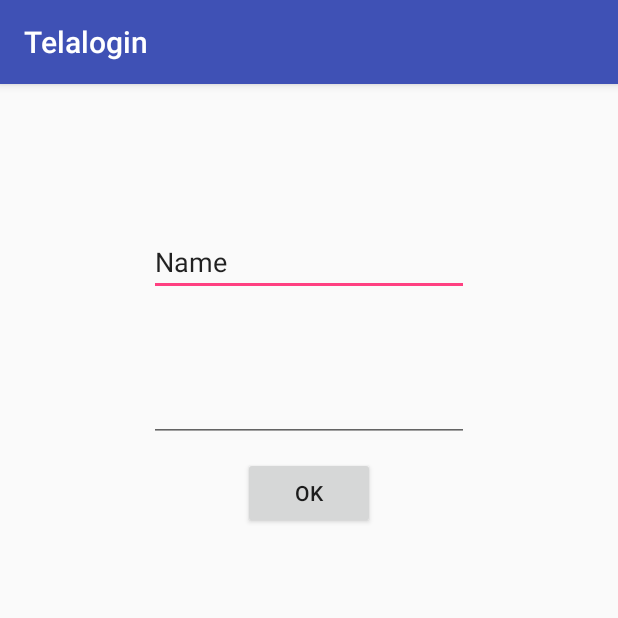
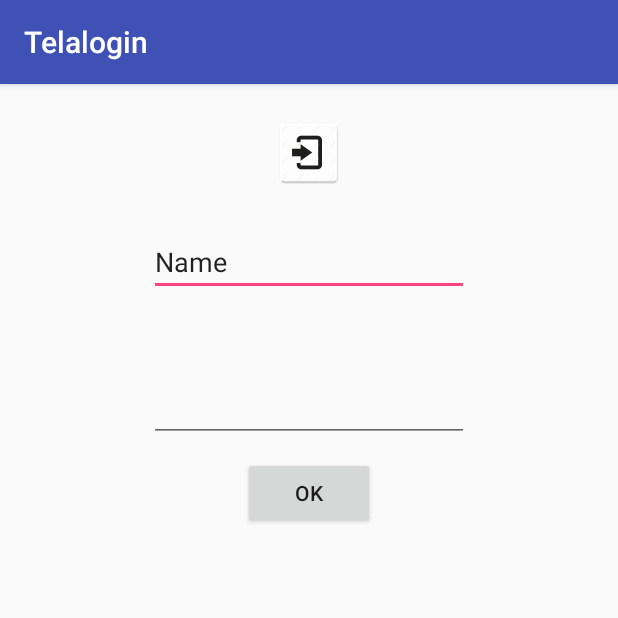
Before and after one commit to ThalesAlmeida/Telalogin2, an Android app: the screen it shows after launch (MainActivity), on a phone screen of 412 x 824 dp, the top half of it. Run offline under Robolectric (Android 15) with nearby library versions, the phone set to English and light mode, and no system bars.

Commit message:
Projeto Android
android

```diff
--- a/app/src/main/res/layout/activity_main.xml
+++ b/app/src/main/res/layout/activity_main.xml
@@ -42,4 +42,13 @@
         android:ems="10"
         android:inputType="textPassword" />
 
+    <ImageView
+        android:id="@+id/imageView2"
+        android:layout_width="wrap_content"
+        android:layout_height="wrap_content"
+        app:srcCompat="@mipmap/ic_launcher"
+        android:layout_alignParentTop="true"
+        android:layout_centerHorizontal="true"
+        android:layout_marginTop="22dp" />
+
 </RelativeLayout>
```
Also changed, not shown: app/src/main/ic_launcher-web.png (added), app/src/main/res/mipmap-hdpi/ic_launcher.png, app/src/main/res/mipmap-mdpi/ic_launcher.png, app/src/main/res/mipmap-xhdpi/ic_launcher.png, app/src/main/res/mipmap-xxhdpi/ic_launcher.png, app/src/main/res/mipmap-xxxhdpi/ic_launcher.png.
